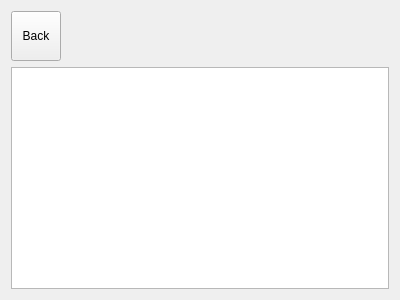
Above: dlgnotes.ui from ic005k/Knot-Legacy before the change. Below: the same form after it.
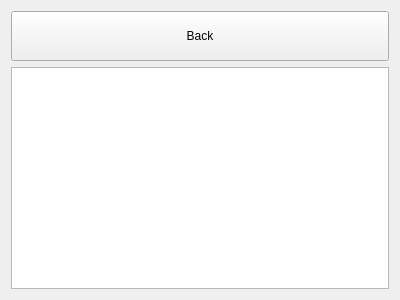
That is the form after the change.

Patch:
```diff
--- a/dlgnotes.ui
+++ b/dlgnotes.ui
@@ -16,6 +16,12 @@
   <layout class="QGridLayout" name="gridLayout">
    <item row="0" column="0">
     <widget class="QToolButton" name="btnBack">
+     <property name="sizePolicy">
+      <sizepolicy hsizetype="Preferred" vsizetype="Fixed">
+       <horstretch>0</horstretch>
+       <verstretch>0</verstretch>
+      </sizepolicy>
+     </property>
      <property name="minimumSize">
       <size>
        <width>50</width>
```
